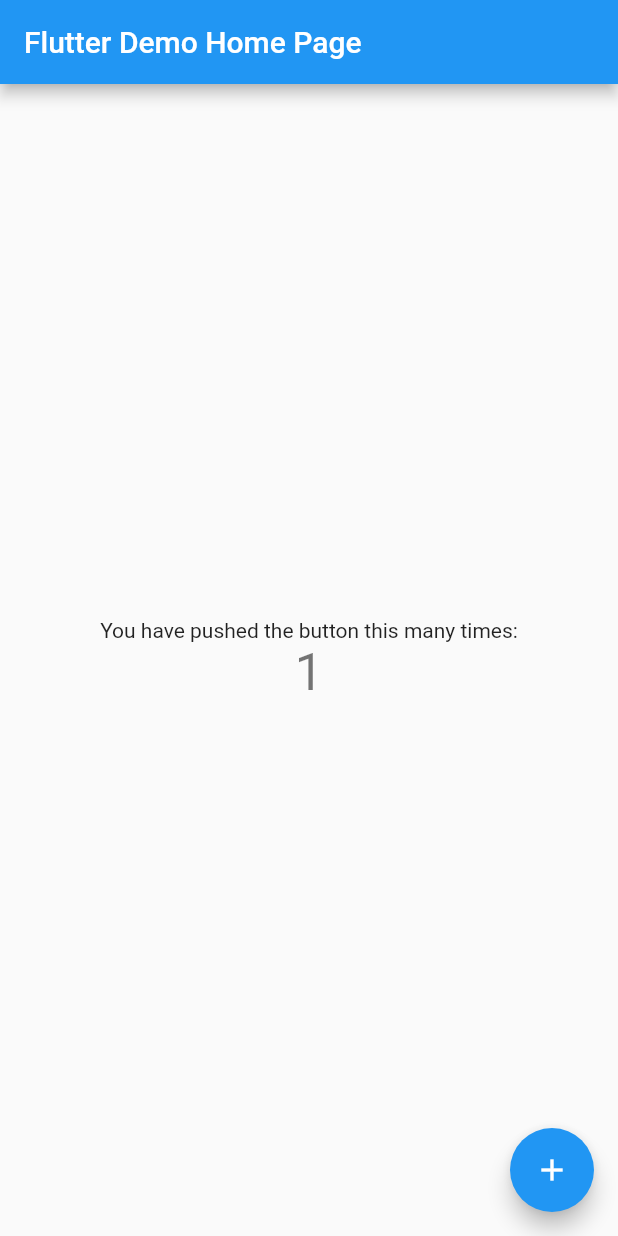
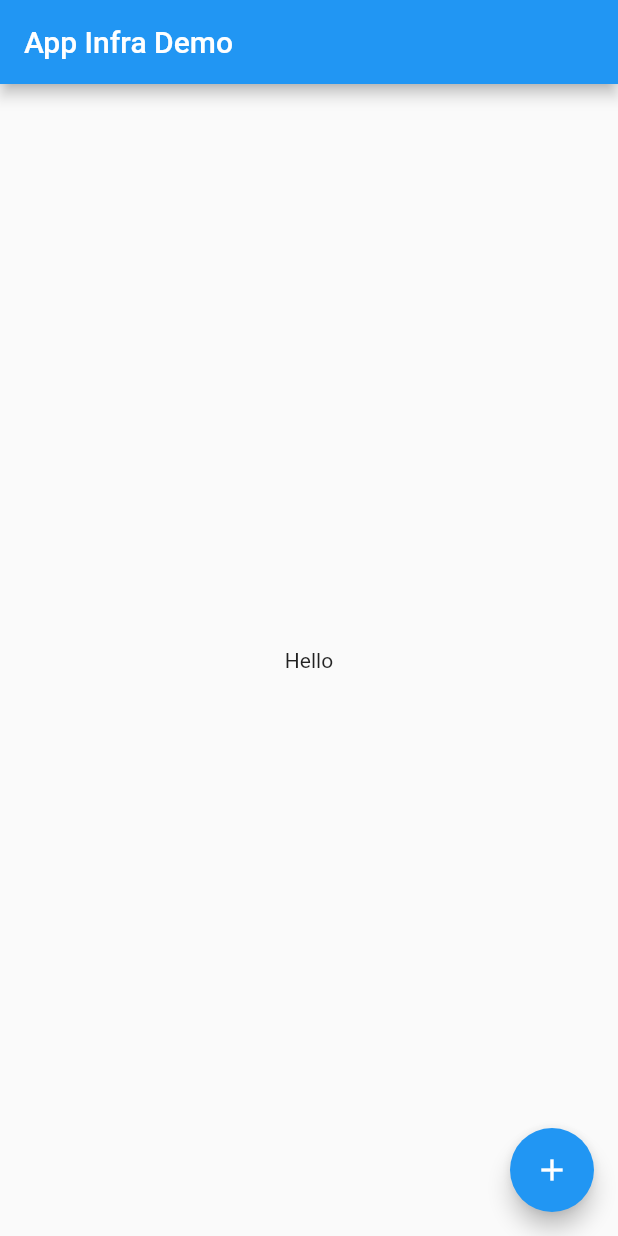
Before and after one commit to zhangkari/flutter_app_infra, a Flutter app: the MyHomePage screen opened directly, after a tap on the "add" icon, on a phone screen of 412 x 824 dp. Run offline on Flutter 3.47's test engine with Material 2 defaults, Android fonts, the phone set to English and light mode, and no system bars; our stand-ins replace dio, get; generated files the repository leaves out were written again; network calls fail.

Commit message:
Add app_infra/example

```diff
--- /dev/null
+++ b/example/lib/controller.dart
@@ -0,0 +1,28 @@
+import 'package:app_infra/api/api_client.dart';
+import 'package:app_infra/app_log.dart';
+import 'package:dio/dio.dart';
+import 'package:get/get.dart' hide Response;
+
+class Controller extends GetxController {
+  static const String TAG = "Controller";
+
+  Controller() {
+    ApiClient.initialize(
+      prod: "https://recruitment.class100.com",
+      qa: "https://recruitment.qa.class100.com",
+      dev: "https://recruitment.dev.class100.com",
+    );
+
+    ApiClient.switchEnvorment(HostEnv.Env_Dev);
+  }
+
+  void login() async {
+    Response<dynamic> resp = await ApiClient.request(
+      '/x-server/api/v1/student/login',
+      method: 'post',
+      param: {'mobile': '11600000001', 'code': '007007'},
+    );
+
+    AppLog.d(TAG, "resp:${resp.data}");
+  }
+}
--- a/example/lib/main.dart
+++ b/example/lib/main.dart
@@ -1,43 +1,26 @@
+import 'package:example/controller.dart';
 import 'package:flutter/material.dart';
+import 'package:get/get.dart';
 
 void main() {
   runApp(MyApp());
 }
 
 class MyApp extends StatelessWidget {
-  // This widget is the root of your application.
   @override
   Widget build(BuildContext context) {
     return MaterialApp(
       title: 'Flutter Demo',
       theme: ThemeData(
-        // This is the theme of your application.
-        //
-        // Try running your application with "flutter run". You'll see the
-        // application has a blue toolbar. Then, without quitting the app, try
-        // changing the primarySwatch below to Colors.green and then invoke
-        // "hot reload" (press "r" in the console where you ran "flutter run",
-        // or simply save your changes to "hot reload" in a Flutter IDE).
-        // Notice that the counter didn't reset back to zero; the application
-        // is not restarted.
         primarySwatch: Colors.blue,
       ),
-      home: MyHomePage(title: 'Flutter Demo Home Page'),
+      home: MyHomePage(title: 'App Infra Demo'),
     );
   }
 }
 
 class MyHomePage extends StatefulWidget {
   MyHomePage({Key key, this.title}) : super(key: key);
-
-  // This widget is the home page of your application. It is stateful, meaning
-  // that it has a State object (defined below) that contains fields that affect
-  // how it looks.
-
-  // This class is the configuration for the state. It holds the values (in this
-  // case the title) provided by the parent (in this case the App widget) and
-  // used by the build method of the State. Fields in a Widget subclass are
-  // always marked "final".
 
   final String title;
 
@@ -46,68 +29,43 @@ class MyHomePage extends StatefulWidget {
 }
 
 class _MyHomePageState extends State<MyHomePage> {
-  int _counter = 0;
+  Controller controller;
 
-  void _incrementCounter() {
-    setState(() {
-      // This call to setState tells the Flutter framework that something has
-      // changed in this State, which causes it to rerun the build method below
-      // so that the display can reflect the updated values. If we changed
-      // _counter without calling setState(), then the build method would not be
-      // called again, and so nothing would appear to happen.
-      _counter++;
-    });
+  @override
+  void initState() {
+    super.initState();
+    controller = Get.put(Controller());
   }
 
   @override
   Widget build(BuildContext context) {
-    // This method is rerun every time setState is called, for instance as done
-    // by the _incrementCounter method above.
-    //
-    // The Flutter framework has been optimized to make rerunning build methods
-    // fast, so that you can just rebuild anything that needs updating rather
-    // than having to individually change instances of widgets.
     return Scaffold(
       appBar: AppBar(
-        // Here we take the value from the MyHomePage object that was created by
-        // the App.build method, and use it to set our appbar title.
         title: Text(widget.title),
       ),
       body: Center(
-        // Center is a layout widget. It takes a single child and positions it
-        // in the middle of the parent.
         child: Column(
-          // Column is also a layout widget. It takes a list of children and
-          // arranges them vertically. By default, it sizes itself to fit its
-          // children horizontally, and tries to be as tall as its parent.
-          //
-          // Invoke "debug painting" (press "p" in the console, choose the
-          // "Toggle Debug Paint" action from the Flutter Inspector in Android
-          // Studio, or the "Toggle Debug Paint" command in Visual Studio Code)
-          // to see the wireframe for each widget.
-          //
-          // Column has various properties to control how it sizes itself and
-          // how it positions its children. Here we use mainAxisAlignment to
-          // center the children vertically; the main axis here is the vertical
-          // axis because Columns are vertical (the cross axis would be
-          // horizontal).
           mainAxisAlignment: MainAxisAlignment.center,
           children: <Widget>[
             Text(
-              'You have pushed the button this many times:',
-            ),
-            Text(
-              '$_counter',
-              style: Theme.of(context).textTheme.headline4,
+              'Hello',
             ),
           ],
         ),
       ),
       floatingActionButton: FloatingActionButton(
-        onPressed: _incrementCounter,
+        onPressed: () {
+          controller.login();
+        },
         tooltip: 'Increment',
         child: Icon(Icons.add),
-      ), // This trailing comma makes auto-formatting nicer for build methods.
+      ),
     );
   }
+
+  @override
+  void dispose() {
+    Get.delete<Controller>();
+    super.dispose();
+  }
 }
--- a/lib/api/api_client.dart
+++ b/lib/api/api_client.dart
@@ -3,12 +3,11 @@ library app_infra;
 import 'dart:convert';
 import 'dart:io';
 
+import 'package:app_infra/app_log.dart';
+import 'package:app_infra/collections.dart';
+import 'package:app_infra/strings.dart';
 import 'package:dio/dio.dart';
 import 'package:flutter/cupertino.dart';
-
-import 'app_log.dart';
-import 'collections.dart';
-import 'strings.dart';
 
 typedef void OnSuccess<T>(T data);
 typedef void OnError(int code, String message);
@@ -54,7 +53,7 @@ class ApiClient {
     }
   }
 
-  static Future request(
+  static Future request<T>(
     String url, {
     String method = "get",
     Map<String, dynamic> param,
@@ -83,27 +82,21 @@ class ApiClient {
     Options options = Options();
     options.method = method;
     try {
-      if (method == null || method.toLowerCase() == "get") {
-        final result = await _dioInstance.get(url,
-            queryParameters: param, options: options);
-        return result;
-      } else {
-        final result =
-            await _dioInstance.post(url, data: param, options: options);
-        return result;
-      }
+      final result = await _dioInstance.request<T>(url,
+          data: param, queryParameters: param, options: options);
+      return result;
     } on DioError catch (error) {
       throw error;
     }
   }
 
-  static void post(String url,
+  static void post<T>(String url,
       {String group,
       Map<String, Object> header,
       Map<String, Object> params,
       OnSuccess onSuccess,
       OnError onError}) {
-    _sendRequest(url, "post",
+    _sendRequest<T>(url, "post",
         group: group,
         param: params,
         header: header,
@@ -111,13 +104,13 @@ class ApiClient {
         onError: onError);
   }
 
-  static void get(String url,
+  static void get<T>(String url,
       {String group,
       Map<String, Object> header,
       Map<String, Object> params,
       OnSuccess onSuccess,
       OnError onError}) {
-    _sendRequest(url, "get",
+    _sendRequest<T>(url, "get",
         group: group,
         param: params,
         header: header,
@@ -129,7 +122,7 @@ class ApiClient {
       {String group,
       Map<String, dynamic> param,
       Map<String, dynamic> header,
-      OnSuccess onSuccess,
+      OnSuccess<T> onSuccess,
       OnError onError}) async {
     int _code;
     String _msg;
--- a/lib/app_log.dart
+++ b/lib/app_log.dart
@@ -1,3 +1,5 @@
+library app_infra;
+
 class AppLog {
   static void d(String tag, String msg) {
     print('$tag => $msg');
```
Also changed, not shown: example/pubspec.yaml (+5 -3 lines), example/pubspec.lock.
